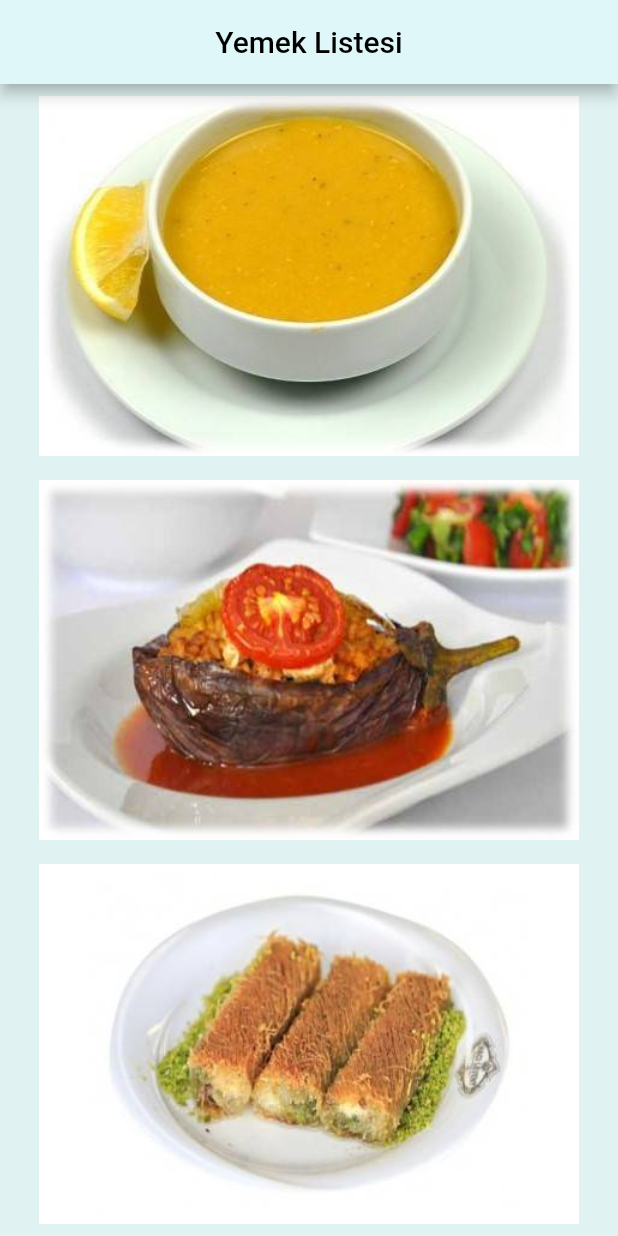
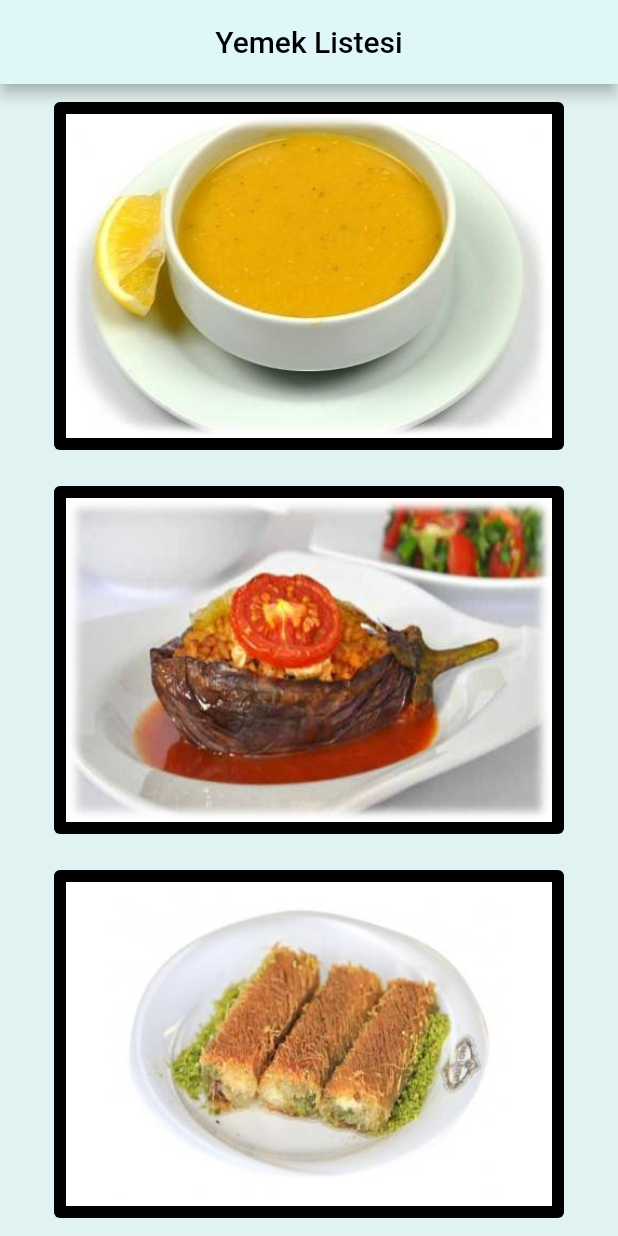
Before and after one commit to EmranDenizz/foodbook, a Flutter app: the screen it shows after launch, on a phone screen of 412 x 824 dp. Run offline on Flutter 3.47's test engine with Material 2 defaults, Android fonts, the phone set to English and light mode, and no system bars.

Commit message:
"main.dart" updated.

```diff
--- a/lib/main.dart
+++ b/lib/main.dart
@@ -34,20 +34,46 @@ class YemekSayfasi extends StatelessWidget {
         child: Column(
           children: <Widget>[
             Expanded(
+              child: Padding(
+                padding: const EdgeInsets.all(12.0),
+                child: TextButton(
+                  style: TextButton.styleFrom(
+                    backgroundColor: Colors.black,
+                  ),
+                  onPressed: () {
+                    print('çorba tıklandı');
+                  },
+                  child: Image.asset('images/corba_1.jpg'),
+                ),
+              ),
+            ),
+            Expanded(
                 child: Padding(
-              padding: const EdgeInsets.all(8.0),
-              child: Image.asset('images/corba_1.jpg'),
+              padding: const EdgeInsets.all(12.0),
+              child: TextButton(
+                style: TextButton.styleFrom(
+                  backgroundColor: Colors.black,
+                ),
+                onPressed: () {
+                  print('yemek 1 tıklandı');
+                },
+                child: Image.asset('images/yemek_1.jpg'),
+              ),
             )),
             Expanded(
-                child: Padding(
-              padding: const EdgeInsets.all(8.0),
-              child: Image.asset('images/yemek_1.jpg'),
-            )),
-            Expanded(
-                child: Padding(
-              padding: const EdgeInsets.all(8.0),
-              child: Image.asset('images/tatli_1.jpg'),
-            )),
+              child: Padding(
+                padding: const EdgeInsets.all(12.0),
+                child: TextButton(
+                  style: TextButton.styleFrom(
+                    backgroundColor: Colors.black,
+                  ),
+                  onPressed: () {
+                    print('tatlı 1 tıklandı');
+                  },
+                  child: Image.asset('images/tatli_1.jpg'),
+                ),
+              ),
+            ),
           ],
         ),
       ),
```
